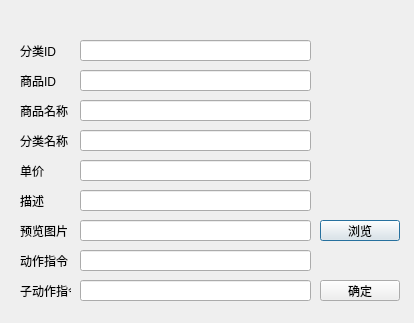
Before: the Qt Designer form addproduct.ui in droplazy/Mvision_server, drawn with Qt 5.
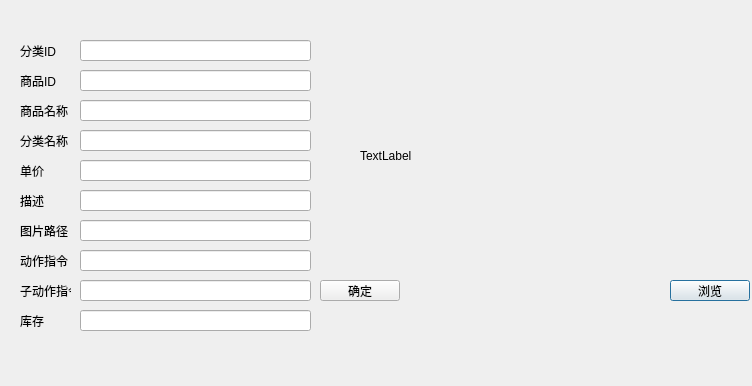
After: the same form once the commit is applied.

Patch:
```diff
--- a/addproduct.ui
+++ b/addproduct.ui
@@ -6,8 +6,8 @@
    <rect>
     <x>0</x>
     <y>0</y>
-    <width>414</width>
-    <height>323</height>
+    <width>752</width>
+    <height>386</height>
    </rect>
   </property>
   <property name="windowTitle">
@@ -171,14 +171,14 @@
     </rect>
    </property>
    <property name="text">
-    <string>预览图片</string>
+    <string>图片路径</string>
    </property>
   </widget>
   <widget class="QPushButton" name="image_browse_button">
    <property name="geometry">
     <rect>
-     <x>320</x>
-     <y>220</y>
+     <x>670</x>
+     <y>280</y>
      <width>80</width>
      <height>21</height>
     </rect>
@@ -246,6 +246,42 @@
     <string>确定</string>
    </property>
   </widget>
+  <widget class="QLabel" name="label_view">
+   <property name="geometry">
+    <rect>
+     <x>360</x>
+     <y>50</y>
+     <width>371</width>
+     <height>211</height>
+    </rect>
+   </property>
+   <property name="text">
+    <string>TextLabel</string>
+   </property>
+  </widget>
+  <widget class="QLineEdit" name="lineEdit_stock">
+   <property name="geometry">
+    <rect>
+     <x>80</x>
+     <y>310</y>
+     <width>231</width>
+     <height>21</height>
+    </rect>
+   </property>
+  </widget>
+  <widget class="QLabel" name="label_stock">
+   <property name="geometry">
+    <rect>
+     <x>20</x>
+     <y>310</y>
+     <width>51</width>
+     <height>21</height>
+    </rect>
+   </property>
+   <property name="text">
+    <string>库存</string>
+   </property>
+  </widget>
  </widget>
  <resources/>
  <connections/>
```
